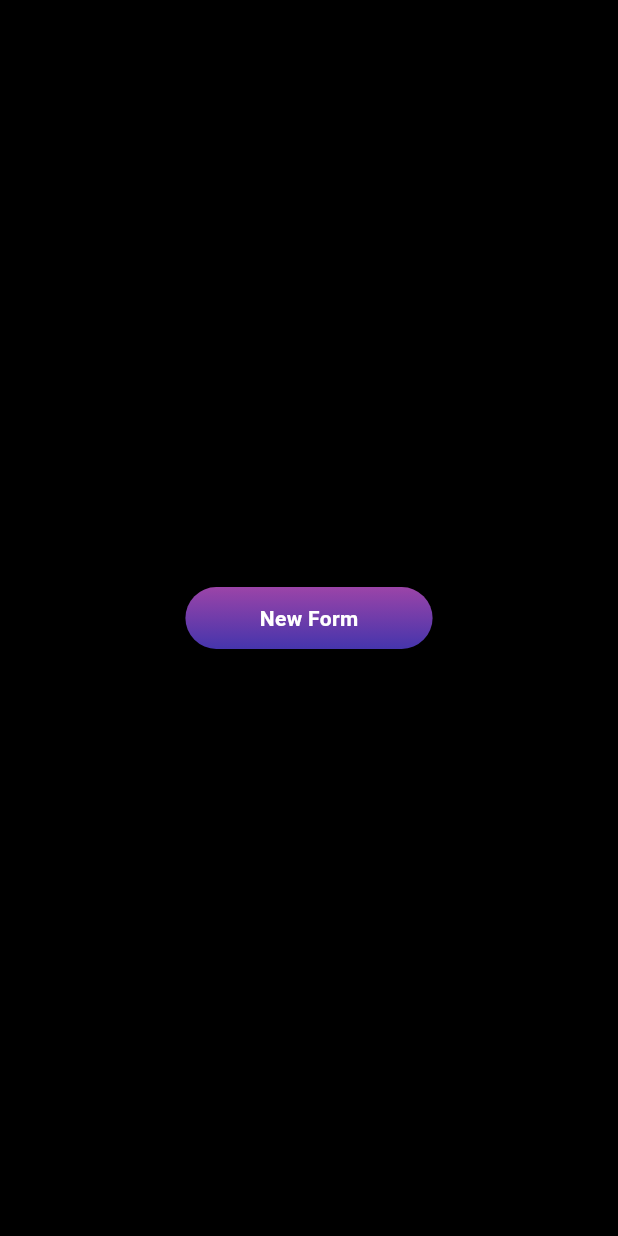
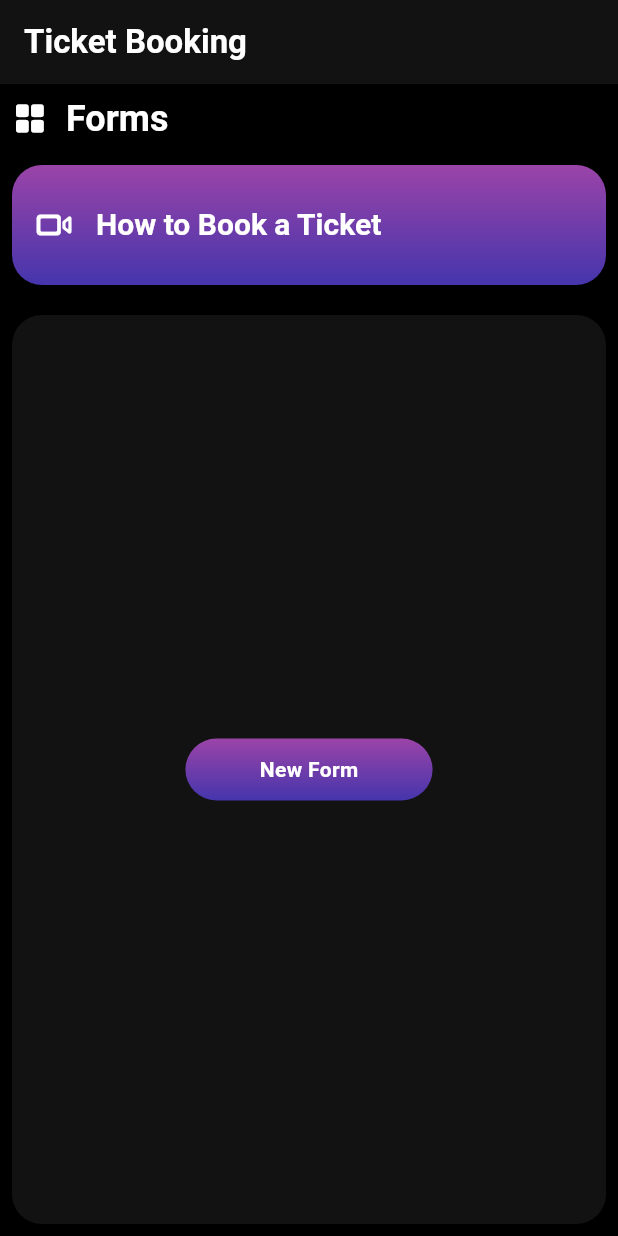
Before and after one commit to noobarafat/Rail_Ticketing, a Flutter app: the screen it shows after launch, on a phone screen of 412 x 824 dp. Run offline on Flutter 3.47's test engine with Material 3 defaults, Android fonts, the phone set to English and light mode, and no system bars; our stand-ins replace get.

Commit message:
Home Page Complete

```diff
--- a/lib/views/pages/home_page.dart
+++ b/lib/views/pages/home_page.dart
@@ -1,8 +1,11 @@
+import 'package:flutter/cupertino.dart';
 import 'package:flutter/material.dart';
 import 'package:get/get.dart';
+import 'package:rail_ticketing/core/color_pallet.dart';
 
 import 'package:rail_ticketing/views/pages/form_input_page.dart';
 import 'package:rail_ticketing/views/widgets/custom_gradient_button.dart';
+import 'package:rail_ticketing/views/widgets/gradient_container.dart';
 
 class HomePage extends StatelessWidget {
   HomePage({super.key});
@@ -16,7 +19,39 @@ class HomePage extends StatelessWidget {
     final screenWidth = MediaQuery.of(context).size.width;
 
     return Scaffold(
-      body: Center(
+      appBar: AppBar(
+        title: Text(
+          "Ticket Booking",
+          style: Theme.of(context).textTheme.headlineLarge,
+        ),
+      ),
+      body: Padding(
+        padding: const EdgeInsets.all(8.0),
+        child: Column(
+          children: [
+            Row(
+              children: [
+                Icon(CupertinoIcons.square_grid_2x2_fill),
+                const Padding(padding: EdgeInsets.only(right: 12)),
+                Text(
+                  "Forms",
+                  style: Theme.of(context).textTheme.headlineLarge!.copyWith(
+                    fontSize: 24,
+                    fontWeight: FontWeight.bold,
+                  ),
+                ),
+              ],
+            ),
+            const Padding(padding: EdgeInsets.only(top: 16)),
+            GradientContainer(),
+            const Padding(padding: EdgeInsets.only(top: 20)),
+            Expanded(
+              child: Container(
+                decoration: BoxDecoration(
+                  borderRadius: BorderRadius.circular(20),
+                  color: ColorPallet.themeColor,
+                ),
+                alignment: Alignment.center,
                 child: CustomGradientButton(
                   buttonName: "New Form",
                   buttonHeight: screenHeight * .05,
@@ -24,6 +59,10 @@ class HomePage extends StatelessWidget {
                   onPressed: () {
                     _onPressedNewFormButton(context, screenHeight, screenWidth);
                   },
+                ),
+              ),
+            ),
+          ],
         ),
       ),
     );
--- a/lib/views/widgets/custom_fields/passenger_details.dart
+++ b/lib/views/widgets/custom_fields/passenger_details.dart
@@ -63,7 +63,7 @@ class PassengerDetails extends StatelessWidget {
                       onPressed: () {
                         passengerViewmodel.removeUser(index);
                       },
-                      icon: Icon(Icons.delete),
+                      icon: Icon(Icons.clear),
                     ),
                     CustomTextFieldBox(
                       child: Column(
--- /dev/null
+++ b/lib/views/widgets/gradient_container.dart
@@ -0,0 +1,39 @@
+import 'package:flutter/cupertino.dart';
+import 'package:flutter/material.dart';
+import 'package:rail_ticketing/core/color_pallet.dart';
+
+class GradientContainer extends StatelessWidget {
+  const GradientContainer({super.key});
+
+  @override
+  Widget build(BuildContext context) {
+    return InkWell(
+      borderRadius: BorderRadius.circular(20),
+      onTap: () {},
+      child: Container(
+        height: 80,
+        decoration: BoxDecoration(
+          borderRadius: BorderRadius.circular(20),
+          gradient: LinearGradient(
+            colors: [ColorPallet.gradientColor1, ColorPallet.gradientColor2],
+            begin: Alignment.topCenter,
+            end: Alignment.bottomCenter,
+          ),
+        ),
+        child: Row(
+          children: [
+            Padding(padding: EdgeInsets.only(left: 12)),
+            Icon(CupertinoIcons.videocam, size: 32),
+            Padding(padding: EdgeInsets.only(left: 12)),
+            Text(
+              "How to Book a Ticket",
+              style: Theme.of(
+                context,
+              ).textTheme.headlineLarge!.copyWith(fontSize: 20),
+            ),
+          ],
+        ),
+      ),
+    );
+  }
+}
```
Lines whose indentation alone changed are shown as unchanged.
